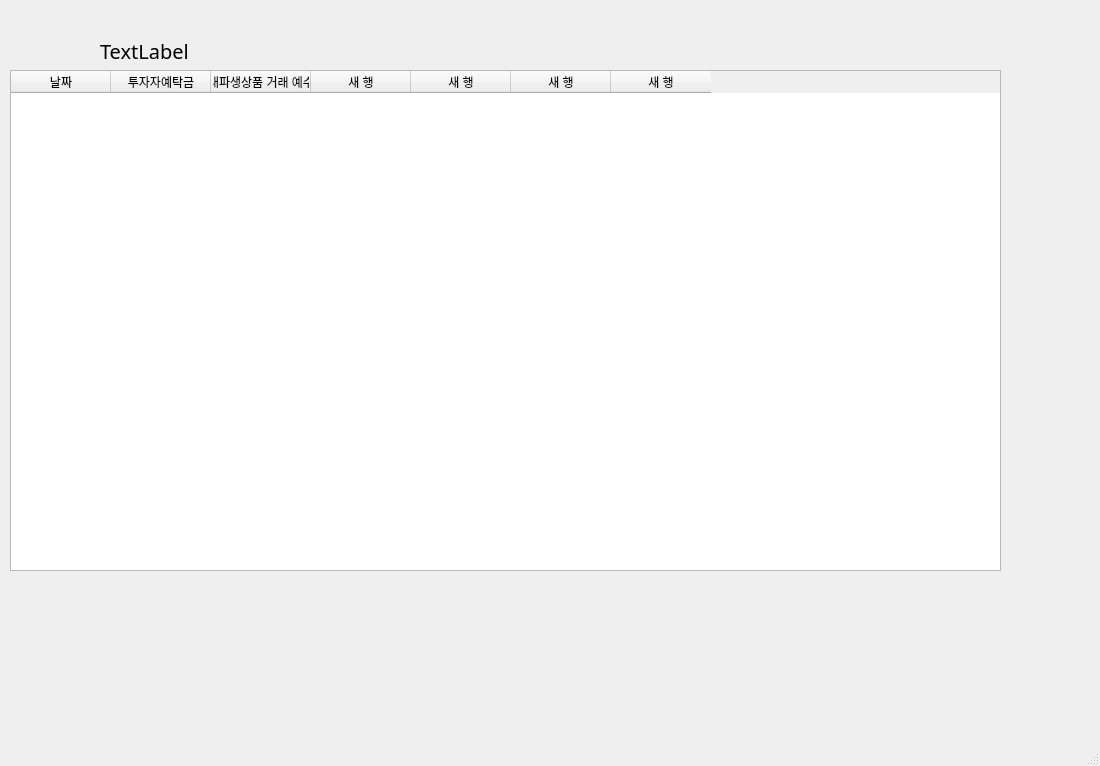
First picture: the form in main.ui, repository syarin03/kosdaq, before the edit.
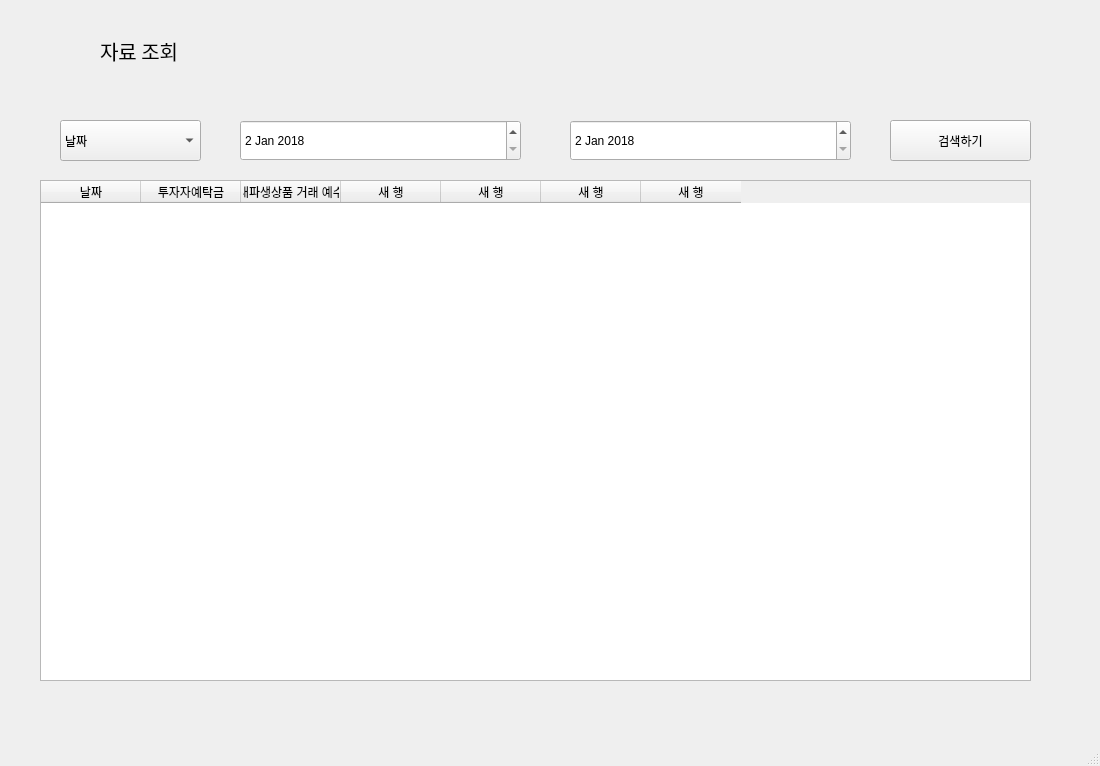
Second picture: the form after the edit.

Commit message: 날짜 범위 지정 검색 가능

Diff of the .ui file:
```diff
--- a/main.ui
+++ b/main.ui
@@ -30,18 +30,21 @@
      </font>
     </property>
     <property name="text">
-     <string>TextLabel</string>
+     <string>자료 조회</string>
     </property>
    </widget>
    <widget class="QTableWidget" name="tableWidget">
     <property name="geometry">
      <rect>
-      <x>10</x>
-      <y>70</y>
+      <x>40</x>
+      <y>180</y>
       <width>991</width>
       <height>501</height>
      </rect>
     </property>
+    <property name="sortingEnabled">
+     <bool>true</bool>
+    </property>
     <column>
      <property name="text">
       <string>날짜</string>
@@ -78,6 +81,107 @@
      </property>
     </column>
    </widget>
+   <widget class="QComboBox" name="search_type">
+    <property name="geometry">
+     <rect>
+      <x>60</x>
+      <y>120</y>
+      <width>141</width>
+      <height>41</height>
+     </rect>
+    </property>
+    <item>
+     <property name="text">
+      <string>날짜</string>
+     </property>
+    </item>
+   </widget>
+   <widget class="QPushButton" name="btn_search">
+    <property name="geometry">
+     <rect>
+      <x>890</x>
+      <y>120</y>
+      <width>141</width>
+      <height>41</height>
+     </rect>
+    </property>
+    <property name="text">
+     <string>검색하기</string>
+    </property>
+   </widget>
+   <widget class="QStackedWidget" name="stackedWidget">
+    <property name="geometry">
+     <rect>
+      <x>210</x>
+      <y>110</y>
+      <width>651</width>
+      <height>61</height>
+     </rect>
+    </property>
+    <widget class="QWidget" name="page">
+     <widget class="QDateEdit" name="date_after">
+      <property name="geometry">
+       <rect>
+        <x>360</x>
+        <y>10</y>
+        <width>281</width>
+        <height>41</height>
+       </rect>
+      </property>
+      <property name="maximumDateTime">
+       <datetime>
+        <hour>23</hour>
+        <minute>59</minute>
+        <second>59</second>
+        <year>2022</year>
+        <month>12</month>
+        <day>30</day>
+       </datetime>
+      </property>
+      <property name="minimumDateTime">
+       <datetime>
+        <hour>0</hour>
+        <minute>0</minute>
+        <second>0</second>
+        <year>2018</year>
+        <month>1</month>
+        <day>2</day>
+       </datetime>
+      </property>
+     </widget>
+     <widget class="QDateEdit" name="date_before">
+      <property name="geometry">
+       <rect>
+        <x>30</x>
+        <y>10</y>
+        <width>281</width>
+        <height>41</height>
+       </rect>
+      </property>
+      <property name="maximumDateTime">
+       <datetime>
+        <hour>23</hour>
+        <minute>59</minute>
+        <second>59</second>
+        <year>2022</year>
+        <month>12</month>
+        <day>30</day>
+       </datetime>
+      </property>
+      <property name="minimumDateTime">
+       <datetime>
+        <hour>0</hour>
+        <minute>0</minute>
+        <second>0</second>
+        <year>2018</year>
+        <month>1</month>
+        <day>2</day>
+       </datetime>
+      </property>
+     </widget>
+    </widget>
+    <widget class="QWidget" name="page_2"/>
+   </widget>
   </widget>
   <widget class="QMenuBar" name="menubar">
    <property name="geometry">
```
Left out of the diff: 4 changed lines with no effect on the pictures. The commit also changes 1 other file.
